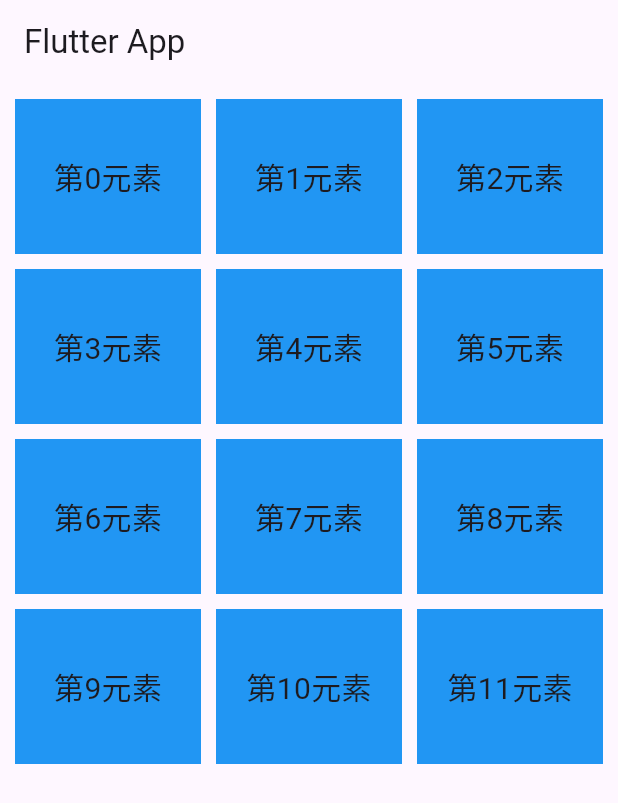
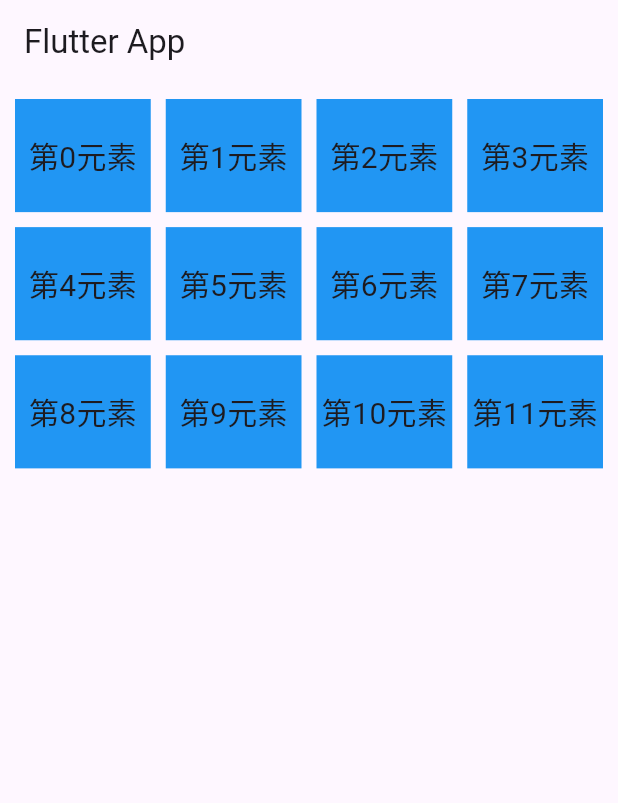
Before and after one commit to flutteruuu/flutter_demo, a Flutter app: the screen it shows after launch, on a phone screen of 412 x 824 dp. Shown: the top 803 px of the screen. Run offline on Flutter 3.47's test engine with Material 3 defaults, Android fonts, the phone set to English and light mode, and no system bars.

Commit message:
GridView.extent 的一些屬性

```diff
--- a/lib/main.dart
+++ b/lib/main.dart
@@ -47,11 +47,11 @@ class HomePage extends StatelessWidget {
 
   @override
   Widget build(BuildContext context) {
-    return GridView.count(
+    return GridView.extent(
       padding: const EdgeInsets.all(10),
+      maxCrossAxisExtent: 120, // 每個子項目的最大寬度
       crossAxisSpacing: 10, // 水平間距
       mainAxisSpacing: 10,  // 垂直間距
-      crossAxisCount: 3, // 每行三個
       childAspectRatio: 1.2, // 寬高比
       children: _initGridViewData(),
     );
```
